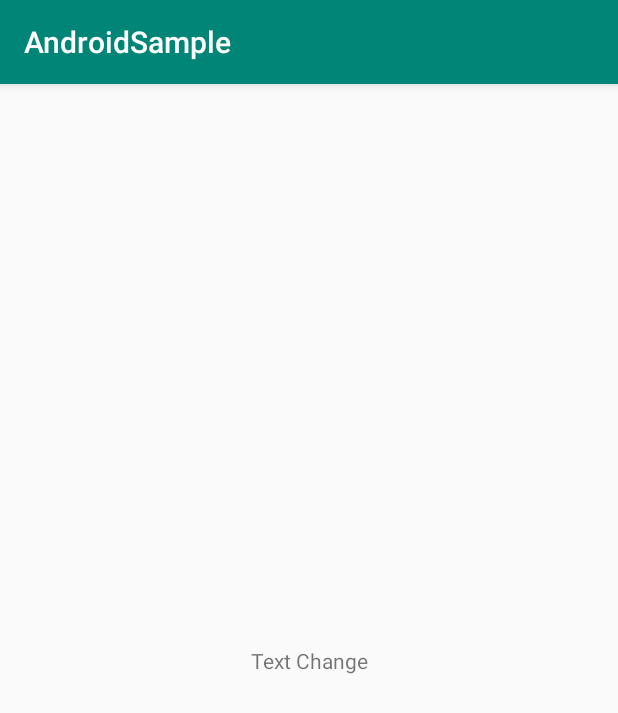
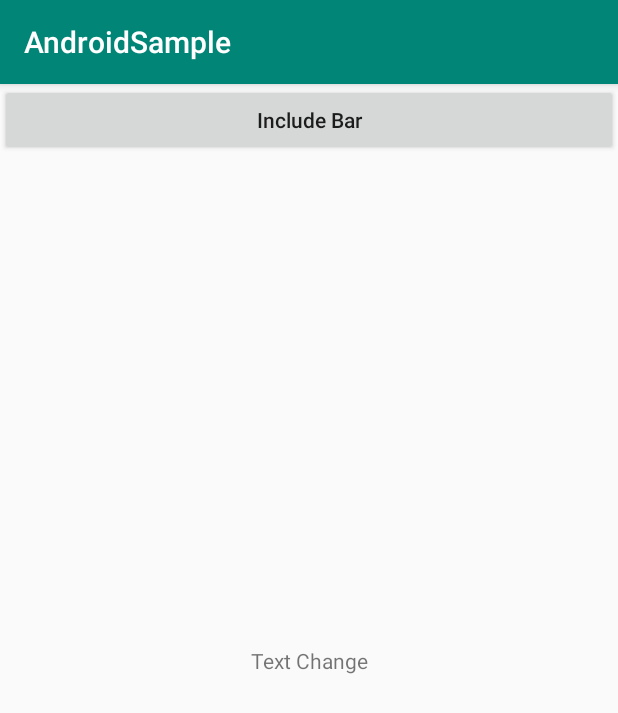
Before and after one commit to zhanzengyu/AndroidSamples, an Android app: the screen it shows after launch (MainActivity), on a phone screen of 412 x 824 dp. Shown: the top 713 px of the screen. Run offline under Robolectric (Android 15) with nearby library versions, the phone set to English and light mode, and no system bars.

Commit message:
添加 include 布局的使用

```diff
--- a/app/src/main/java/com/zengyu/sample/MainActivity.java
+++ b/app/src/main/java/com/zengyu/sample/MainActivity.java
@@ -1,6 +1,8 @@
 package com.zengyu.sample;
 
 import android.os.Bundle;
+import android.view.View;
+import android.widget.Button;
 
 import androidx.appcompat.app.AppCompatActivity;
 
@@ -16,5 +18,12 @@ public class MainActivity extends AppCompatActivity {
         mBinding = ActivityMainBinding.inflate(getLayoutInflater());
         setContentView(mBinding.getRoot());
         mBinding.tvCenter.setText("Text Change");
+        final Button button = mBinding.includes.includeBtn;
+        button.setOnClickListener(new View.OnClickListener() {
+            @Override
+            public void onClick(View v) {
+                button.setText("btn change");
+            }
+        });
     }
 }
--- a/app/src/main/res/layout/activity_main.xml
+++ b/app/src/main/res/layout/activity_main.xml
@@ -5,6 +5,10 @@
     android:layout_width="match_parent"
     android:layout_height="match_parent"
     tools:context=".MainActivity">
+
+    <include
+        android:id="@+id/includes"
+        layout="@layout/include_bar" />
 
     <TextView
         android:id="@+id/tv_center"
--- /dev/null
+++ b/app/src/main/res/layout/include_bar.xml
@@ -0,0 +1,17 @@
+<androidx.constraintlayout.widget.ConstraintLayout xmlns:android="http://schemas.android.com/apk/res/android"
+    xmlns:app="http://schemas.android.com/apk/res-auto"
+    android:layout_width="match_parent"
+    android:layout_height="wrap_content">
+
+    <Button
+        android:id="@+id/include_btn"
+        android:layout_width="match_parent"
+        android:layout_height="wrap_content"
+        android:layout_weight="1"
+        android:text="Include Bar"
+        android:textAllCaps="false"
+        app:layout_constraintBottom_toBottomOf="parent"
+        app:layout_constraintEnd_toEndOf="parent"
+        app:layout_constraintStart_toStartOf="parent"
+        app:layout_constraintTop_toTopOf="parent" />
+</androidx.constraintlayout.widget.ConstraintLayout>
```
